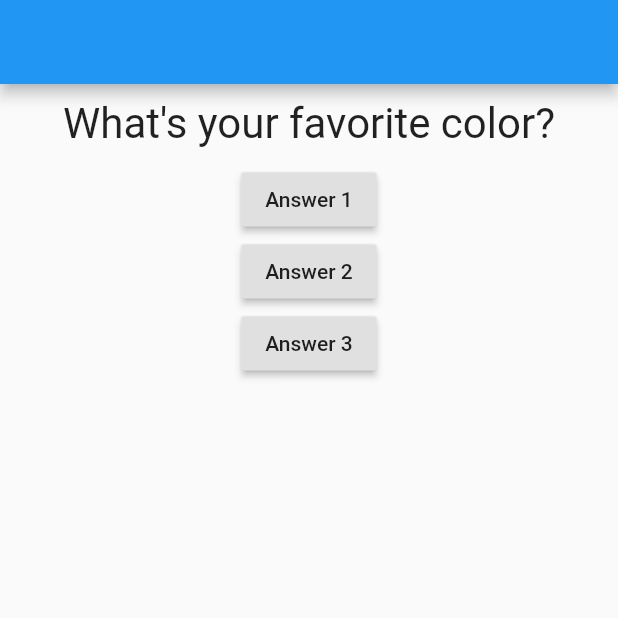
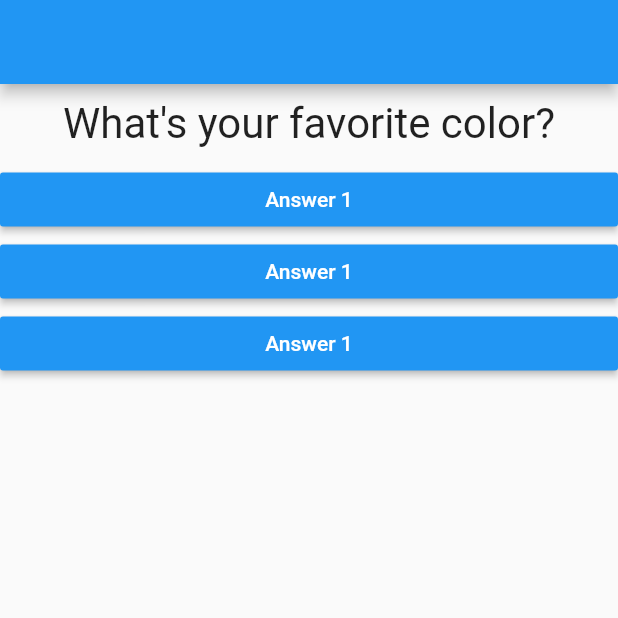
Before and after one commit to roxfives/flutter_quizz_app, a Flutter app: the screen it shows after launch, on a phone screen of 412 x 824 dp, the top half of it. Run offline on Flutter 3.47's test engine with Material 2 defaults, Android fonts, the phone set to English and light mode, and no system bars.

Commit message:
Builds an answer Widget to hold each answer data

```diff
--- /dev/null
+++ b/lib/answer.dart
@@ -0,0 +1,21 @@
+import 'package:flutter/material.dart';
+
+class Answer extends StatelessWidget {
+
+  final Function _answerCallback;
+
+  const Answer(this._answerCallback);
+
+  @override
+  Widget build(BuildContext context) {
+    return Container(
+      width: double.infinity,
+      child: RaisedButton(
+        child: Text('Answer 1'),
+        color: Colors.blue,
+        textColor: Colors.white,
+        onPressed: _answerCallback,
+      ),
+    );
+  }
+}
--- a/lib/main.dart
+++ b/lib/main.dart
@@ -1,4 +1,5 @@
 import 'package:flutter/material.dart';
+import 'package:quizz_app/answer.dart';
 
 import './question.dart';
 
@@ -39,18 +40,9 @@ class _MyAppState extends State<MyApp> {
         body: Column(
           children: [
             Question(_questions.elementAt(_questionIndex)),
-            RaisedButton(
-              child: Text('Answer 1'),
-              onPressed: _answerQuestion,
-            ),
-            RaisedButton(
-              child: Text('Answer 2'),
-              onPressed: _answerQuestion,
-            ),
-            RaisedButton(
-              child: Text('Answer 3'),
-              onPressed: _answerQuestion,
-            ),
+            Answer(_answerQuestion),
+            Answer(_answerQuestion),
+            Answer(_answerQuestion),
           ],
         ),
       ),
```
